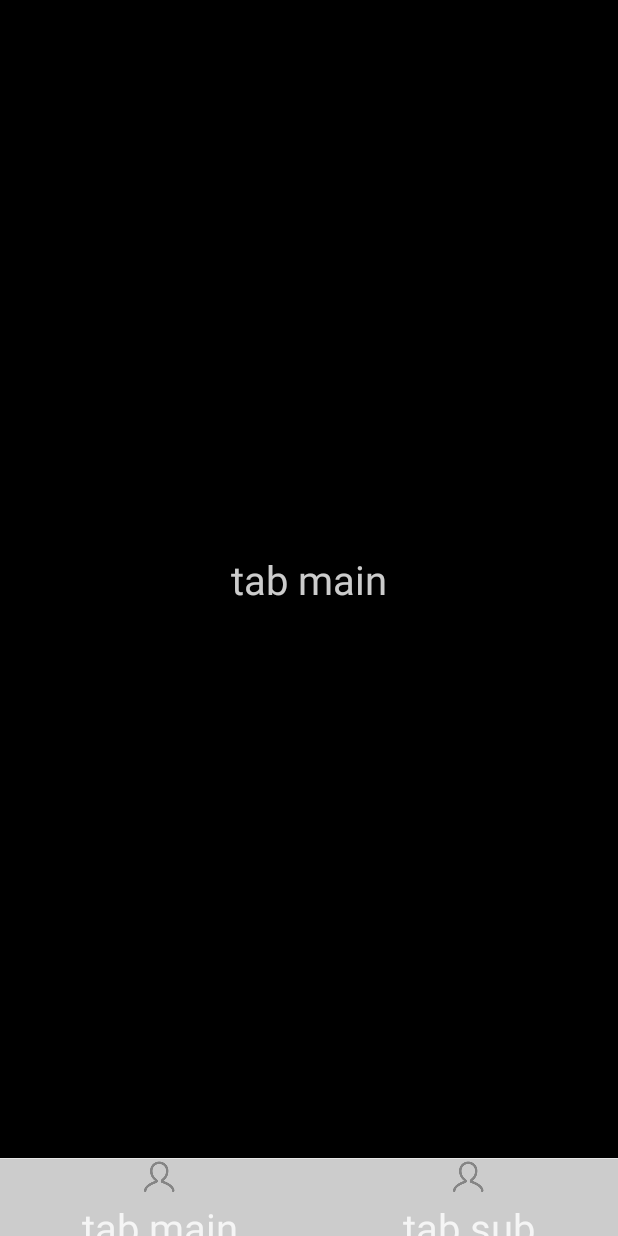
After one commit to bonn036/zoo, an Android app: the fragment MainFragmentMain placed in its activity, on a phone screen of 412 x 824 dp. The commit adds this screen. Run offline under Robolectric (Android 15) with nearby library versions, the phone set to English and light mode, and no system bars; our stand-ins replace CircleImageView; Roboto replaces fonts that are not available here.

Commit message:
add home page

```diff
--- a/zoo/src/main/java/com/mmnn/zoo/MainActivity.java
+++ b/zoo/src/main/java/com/mmnn/zoo/MainActivity.java
@@ -9,6 +9,7 @@ import android.widget.ArrayAdapter;
 import android.widget.ListView;
 
 import com.mmnn.zoo.activity.WebViewActivity;
+import com.mmnn.zoo.app.HomeActivity;
 
 import java.util.ArrayList;
 
@@ -59,6 +60,9 @@ public class MainActivity extends Activity {
                 case 7:
                     startActivity(new Intent(MainActivity.this, PagerActivity.class));
                     break;
+                case 8:
+                    startActivity(new Intent(MainActivity.this, HomeActivity.class));
+                    break;
                 default:
                     break;
             }
@@ -75,6 +79,7 @@ public class MainActivity extends Activity {
         titleList.add(getString(R.string.qrcode));
         titleList.add(getString(R.string.native_));
         titleList.add(getString(R.string.pager));
+        titleList.add(getString(R.string.home_page));
         return titleList;
     }
 
--- /dev/null
+++ b/zoo/src/main/java/com/mmnn/zoo/app/BaseFragment.java
@@ -0,0 +1,14 @@
+package com.mmnn.zoo.app;
+
+
+import android.support.v4.app.Fragment;
+
+/**
+ * Created by dz on 2016/8/15.
+ */
+public class BaseFragment extends Fragment {
+
+    public boolean onBackPressed() {
+        return false;
+    }
+}
--- /dev/null
+++ b/zoo/src/main/java/com/mmnn/zoo/app/HomeActivity.java
@@ -0,0 +1,79 @@
+package com.mmnn.zoo.app;
+
+import android.os.Bundle;
+import android.support.v4.app.FragmentActivity;
+import android.support.v4.app.FragmentTransaction;
+import android.util.SparseArray;
+import android.view.View;
+
+import com.mmnn.zoo.R;
+
+public class HomeActivity extends FragmentActivity implements View.OnClickListener {
+    public final static String TAG = HomeActivity.class.getCanonicalName();
+
+    private SparseArray<BaseFragment> fragments = new SparseArray<>();
+    private BaseFragment mCurFragment = null;
+    private View mCurrentTab;
+
+    @Override
+    protected void onCreate(Bundle savedInstanceState) {
+        super.onCreate(savedInstanceState);
+        initUI();
+    }
+
+    private void initUI() {
+        setContentView(R.layout.activity_home);
+    }
+
+    @Override
+    public void onClick(View v) {
+        if (v.isSelected()) {
+            return;
+        }
+        v.setSelected(true);
+        if (mCurrentTab != null) {
+            mCurrentTab.setSelected(false);
+        }
+        mCurrentTab = v;
+        // Add or replace fragment.
+        FragmentTransaction transaction = getSupportFragmentManager().beginTransaction();
+        if (mCurFragment != null) {
+            mCurFragment.onPause();
+            transaction.hide(mCurFragment);
+        }
+        mCurFragment = fragments.get(v.getId());
+        if (mCurFragment == null) {
+            switch (v.getId()) {
+                case R.id.tab_main:
+                    mCurFragment = new MainFragmentMain();
+                    break;
+                case R.id.tab_sub:
+                    mCurFragment = new MainFragmentSub();
+                    break;
+                default:
+                    return;
+            }
+            fragments.put(v.getId(), mCurFragment);
+            transaction.add(R.id.contentContainer, mCurFragment);
+        } else {
+            mCurFragment.onResume();
+        }
+        transaction.show(mCurFragment);
+        transaction.commit();
+
+//        mCurFragment = (BaseFragment) fragments.get(v.getId());
+//        String tag = String.valueOf(v.getId());
+//        FragmentTransaction transaction = getSupportFragmentManager().beginTransaction();
+//        int count = getSupportFragmentManager().getBackStackEntryCount();
+//        Log.e("XXXXX", "count: " + count + " tag: " + tag);
+//        if (count > 0) {
+//            transaction.replace(R.id.contentContainer, mCurFragment, tag);
+////            transaction.show(mCurFragment);
+//        } else {
+//            transaction.add(R.id.contentContainer, mCurFragment, tag);
+//        }
+//        transaction.addToBackStack(null);
+//        transaction.commit();
+
+    }
+}
--- /dev/null
+++ b/zoo/src/main/java/com/mmnn/zoo/app/MainFragmentMain.java
@@ -0,0 +1,48 @@
+package com.mmnn.zoo.app;
+
+import android.os.Bundle;
+import android.support.annotation.Nullable;
+import android.view.LayoutInflater;
+import android.view.View;
+import android.view.ViewGroup;
+
+import com.mmnn.zoo.R;
+
+/**
+ * Created by dz on 2017/5/26.
+ */
+
+public class MainFragmentMain extends BaseFragment implements View.OnClickListener {
+    private ViewGroup mRootView, mContainer;
+
+    @Nullable
+    @Override
+    public View onCreateView(LayoutInflater inflater, ViewGroup container, Bundle savedInstanceState) {
+        if (mRootView == null) {
+            mRootView = (ViewGroup) inflater.inflate(R.layout.fragment_main, null);
+//        mActionView = (ViewGroup) View.inflate(getActivity(), R.layout.action_bar_user, null);
+            initView();
+        }
+        return mRootView;
+    }
+
+    @Override
+    public void onActivityCreated(Bundle savedInstanceState) {
+        super.onActivityCreated(savedInstanceState);
+    }
+
+    @Override
+    public boolean onBackPressed() {
+        getActivity().finish();
+        return true;
+    }
+
+    private void initView() {
+
+    }
+
+    @Override
+    public void onClick(View v) {
+
+    }
+}
--- /dev/null
+++ b/zoo/src/main/res/color/home_tab_text.xml
@@ -0,0 +1,7 @@
+<?xml version="1.0" encoding="utf-8"?>
+<selector xmlns:android="http://schemas.android.com/apk/res/android">
+
+    <item android:color="@color/blue" android:state_selected="true" />
+    <item android:color="@color/black_40_percent" />
+
+</selector>
--- /dev/null
+++ b/zoo/src/main/res/drawable/home_icon_user.xml
@@ -0,0 +1,8 @@
+<?xml version="1.0" encoding="utf-8"?>
+<selector xmlns:android="http://schemas.android.com/apk/res/android">
+
+    <item android:drawable="@drawable/ic_home_personal_pressed" android:state_pressed="true" />
+    <item android:drawable="@drawable/ic_home_personal_pressed" android:state_selected="true" />
+    <item android:drawable="@drawable/ic_home_personal_normal" />
+
+</selector>
--- /dev/null
+++ b/zoo/src/main/res/layout/activity_home.xml
@@ -0,0 +1,26 @@
+<?xml version="1.0" encoding="utf-8"?>
+<RelativeLayout xmlns:android="http://schemas.android.com/apk/res/android"
+    android:layout_width="match_parent"
+    android:layout_height="match_parent">
+
+    <FrameLayout
+        android:id="@+id/contentContainer"
+        android:layout_width="match_parent"
+        android:layout_height="match_parent"
+        android:layout_above="@+id/divider" />
+
+    <View
+        android:id="@+id/divider"
+        android:layout_width="match_parent"
+        android:layout_height="1px"
+        android:layout_above="@+id/tabs"
+        android:background="@color/main_theme_divider_color" />
+
+    <include
+        android:id="@+id/tabs"
+        layout="@layout/tab_layout"
+        android:layout_width="match_parent"
+        android:layout_height="@dimen/margin_154"
+        android:layout_alignParentBottom="true" />
+
+</RelativeLayout>
--- /dev/null
+++ b/zoo/src/main/res/layout/fragment_main.xml
@@ -0,0 +1,12 @@
+<?xml version="1.0" encoding="utf-8"?>
+<RelativeLayout xmlns:android="http://schemas.android.com/apk/res/android"
+    android:layout_width="match_parent"
+    android:layout_height="match_parent">
+
+    <TextView
+        android:layout_width="wrap_content"
+        android:layout_height="wrap_content"
+        android:layout_centerInParent="true"
+        android:text="@string/tab_main" />
+
+</RelativeLayout>
--- /dev/null
+++ b/zoo/src/main/res/layout/tab_layout.xml
@@ -0,0 +1,72 @@
+<?xml version="1.0" encoding="utf-8"?>
+<LinearLayout xmlns:android="http://schemas.android.com/apk/res/android"
+    android:layout_width="match_parent"
+    android:layout_height="match_parent"
+    android:background="@color/white_80_percent"
+    android:orientation="horizontal">
+
+    <FrameLayout
+        android:id="@+id/tab_main"
+        android:layout_width="wrap_content"
+        android:layout_height="match_parent"
+        android:layout_weight="1"
+        android:clickable="true"
+        android:onClick="onClick">
+
+        <FrameLayout
+            android:layout_width="wrap_content"
+            android:layout_height="wrap_content"
+            android:layout_gravity="center">
+
+            <TextView
+                android:layout_width="wrap_content"
+                android:layout_height="wrap_content"
+                android:drawablePadding="@dimen/margin_13"
+                android:drawableTop="@drawable/home_icon_user"
+                android:gravity="center"
+                android:singleLine="true"
+                android:text="@string/tab_main"
+                android:textAppearance="@style/home_tab_text_style" />
+
+            <ImageView
+                android:layout_width="wrap_content"
+                android:layout_height="wrap_content"
+                android:layout_gravity="right"
+                android:src="@drawable/ic_notify_reddot"
+                android:visibility="gone" />
+        </FrameLayout>
+    </FrameLayout>
+
+    <FrameLayout
+        android:id="@+id/tab_sub"
+        android:layout_width="wrap_content"
+        android:layout_height="match_parent"
+        android:layout_weight="1"
+        android:clickable="true"
+        android:onClick="onClick">
+
+        <FrameLayout
+            android:layout_width="wrap_content"
+            android:layout_height="wrap_content"
+            android:layout_gravity="center">
+
+            <TextView
+                android:layout_width="wrap_content"
+                android:layout_height="wrap_content"
+                android:drawablePadding="@dimen/margin_13"
+                android:drawableTop="@drawable/home_icon_user"
+                android:gravity="center"
+                android:singleLine="true"
+                android:text="@string/tab_sub"
+                android:textAppearance="@style/home_tab_text_style" />
+
+            <ImageView
+                android:layout_width="wrap_content"
+                android:layout_height="wrap_content"
+                android:layout_gravity="right"
+                android:src="@drawable/ic_notify_reddot"
+                android:visibility="gone" />
+        </FrameLayout>
+    </FrameLayout>
+
+</LinearLayout>
--- a/zoo/src/main/res/values/colors.xml
+++ b/zoo/src/main/res/values/colors.xml
@@ -55,4 +55,7 @@
 
     <color name="about_item_select">#f4f4f4</color>
 
+
+    <color name="main_theme_divider_color">#e5e5e5</color>
+
 </resources>
--- a/zoo/src/main/res/values/dimens.xml
+++ b/zoo/src/main/res/values/dimens.xml
@@ -17,6 +17,7 @@
     <dimen name="margin_9">3dp</dimen>
     <dimen name="margin_10">3.33dp</dimen>
     <dimen name="margin_12">4dp</dimen>
+    <dimen name="margin_13">4.33dp</dimen>
     <dimen name="margin_15">5dp</dimen>
     <dimen name="margin_17">5.66dp</dimen>
     <dimen name="margin_18">6dp</dimen>
@@ -118,6 +119,7 @@
     <dimen name="margin_150">50dp</dimen>
     <dimen name="margin_152">50.66dp</dimen>
     <dimen name="margin_153">51dp</dimen>
+    <dimen name="margin_154">51.33dp</dimen>
     <dimen name="margin_156">52dp</dimen>
     <dimen name="margin_159">53dp</dimen>
     <dimen name="margin_164">54.67dp</dimen>
--- a/zoo/src/main/res/values/strings.xml
+++ b/zoo/src/main/res/values/strings.xml
@@ -15,6 +15,7 @@
     <string name="qrcode">二维码</string>
     <string name="native_">Native</string>
     <string name="pager">pager</string>
+    <string name="home_page">Home</string>
 
     <string name="add_shortcut">创建快捷方式</string>
     <string name="del_shortcut">删除快捷方式</string>
@@ -45,4 +46,9 @@
     <string name="action_sure">ok</string>
     <string name="action_cancel">cancel</string>
 
+
+    <string name="tab_main">tab main</string>
+    <string name="tab_sub">tab sub</string>
+
+
 </resources>
--- a/zoo/src/main/res/values/text_styles.xml
+++ b/zoo/src/main/res/values/text_styles.xml
@@ -26,5 +26,10 @@
         <item name="android:textColor">@color/black_80_percent</item>
     </style>
 
+    <style name="home_tab_text_style">
+        <item name="android:textColor">@color/home_tab_text</item>
+        <item name="android:textSize">@dimen/text_size_30</item>
+    </style>
+
 
 </resources>
```
Also changed, not shown: zoo/src/main/AndroidManifest.xml (+10 -0 lines), zoo/src/main/java/com/mmnn/zoo/app/MainFragmentSub.java (added, +48 -0 lines), zoo/src/main/res/layout/fragment_sub.xml (added, +12 -0 lines), zoo/src/main/res/drawable-xxhdpi/ic_home_personal_normal.png (added), zoo/src/main/res/drawable-xxhdpi/ic_home_personal_pressed.png (added), zoo/src/main/res/drawable-xxhdpi/ic_notify_reddot.png (added).
